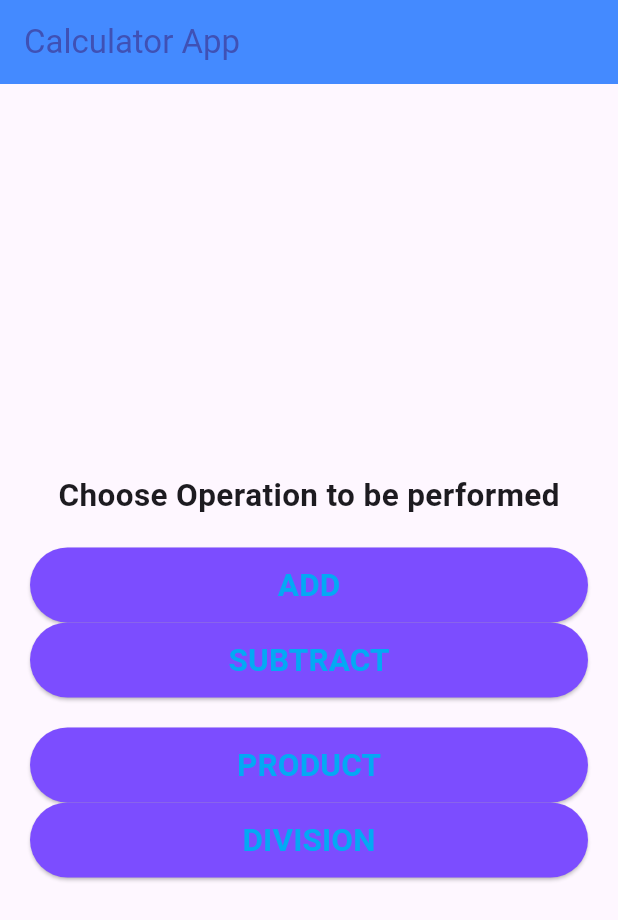
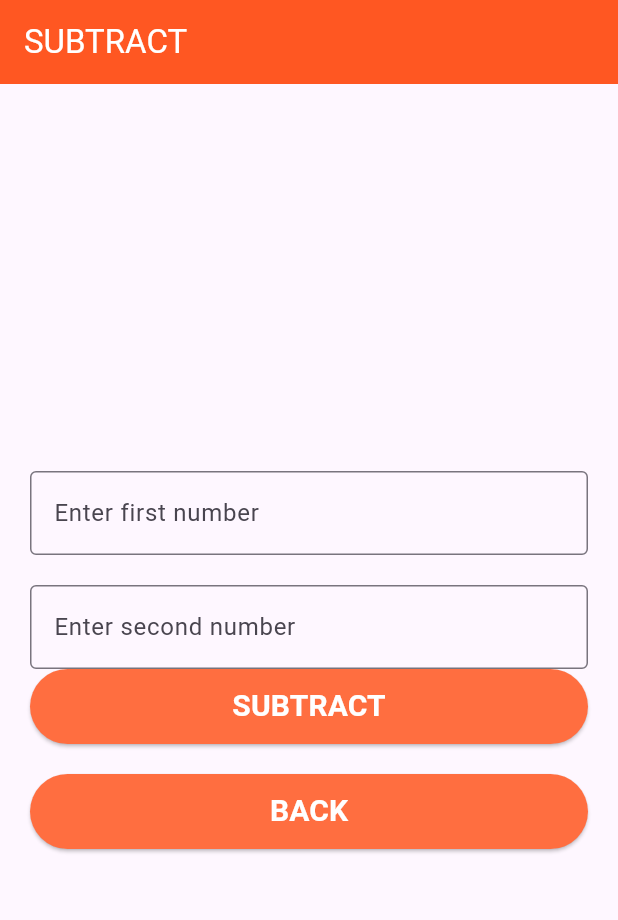
Before and after one commit to swadhi03/calculator_flutter_app, a Flutter app: the screen it shows after launch, after a tap on "SUBTRACT", on a phone screen of 412 x 824 dp. Shown: the top 920 px of the screen. Run offline on Flutter 3.47's test engine with Material 3 defaults, Android fonts, the phone set to English and light mode, and no system bars.

```diff
--- a/lib/pages/home.dart
+++ b/lib/pages/home.dart
@@ -1,4 +1,5 @@
 import 'package:calculator_app/pages/add.dart';
+import 'package:calculator_app/pages/subtract.dart';
 import 'package:flutter/cupertino.dart';
 import 'package:flutter/material.dart';
 
@@ -41,14 +42,18 @@ class HomePAge extends StatelessWidget {
                 ),
               ),
             ),
-            SizedBox(height: 50,
-            width: 400,
-            child: ElevatedButton(
+            SizedBox(height: 20,),
+            SizedBox(
+              height: 50,
+              width: 400,
+              child: ElevatedButton(
               style:
                 ElevatedButton.styleFrom(
                   backgroundColor: Colors.deepPurpleAccent,
                 ),
-              onPressed: (){},
+              onPressed: (){
+                Navigator.push(context, MaterialPageRoute(builder: (context)=> SubtractPage()));
+              },
               child: Text(
                 "SUBTRACT",
                 style: TextStyle(
@@ -67,7 +72,9 @@ class HomePAge extends StatelessWidget {
                 style: ElevatedButton.styleFrom(
                   backgroundColor: Colors.deepPurpleAccent
                 ),
-                onPressed: (){} ,
+                onPressed: (){
+
+                } ,
                 child: Text(
                   "PRODUCT",
                   style: TextStyle(
@@ -78,6 +85,7 @@ class HomePAge extends StatelessWidget {
                 ),
               ),
             ),
+            SizedBox(height: 20,),
             SizedBox(
               height: 50,
               width: 400,
--- /dev/null
+++ b/lib/pages/subtract.dart
@@ -0,0 +1,82 @@
+import 'package:flutter/material.dart';
+
+class SubtractPage extends StatelessWidget {
+  const SubtractPage({super.key});
+
+  @override
+  Widget build(BuildContext context) {
+    return MaterialApp(
+      debugShowCheckedModeBanner: false,
+      home: Scaffold(
+        appBar: AppBar(
+          title: Text(
+            "SUBTRACT",
+            style: TextStyle(
+              color: Colors.white,
+            ),
+          ),
+          backgroundColor: Colors.deepOrange,
+        ),
+        body: Padding(padding: const EdgeInsets.all(20.0),
+          child: Column(
+            mainAxisAlignment: MainAxisAlignment.center,
+            children: [
+              TextField(
+                decoration: InputDecoration(
+                  labelText: "Enter first number",
+                  border: OutlineInputBorder(),
+                ),
+                keyboardType: TextInputType.number,
+              ),
+              SizedBox(height: 20,),
+              TextField(
+                decoration: InputDecoration(
+                  labelText: "Enter second number",
+                  border: OutlineInputBorder()
+                ),
+                keyboardType: TextInputType.number,
+              ),
+              SizedBox(
+                width: 400,
+                height: 50,
+                child: ElevatedButton(
+                  onPressed: () {},
+                  child: Text(
+                    "SUBTRACT",
+                    style: TextStyle(
+                      color: Colors.white,
+                      fontSize: 20,
+                      fontWeight: FontWeight.bold),
+                    ),
+                  style: ElevatedButton.styleFrom(
+                    backgroundColor: Colors.deepOrangeAccent
+                  ),
+                  ),
+                ),
+              SizedBox(height: 20,),
+              SizedBox(
+                width: 400,
+                height: 50,
+                child: ElevatedButton(
+                  onPressed: () {
+                    Navigator.pop(context);
+                  },
+                  child: Text(
+                    "BACK",
+                    style: TextStyle(
+                      color: Colors.white,
+                      fontSize: 20,
+                      fontWeight: FontWeight.bold),
+                    ),
+                  style: ElevatedButton.styleFrom(
+                    backgroundColor: Colors.deepOrangeAccent
+                  ),
+                    ),
+                  ),
+            ],
+          ),
+        ),
+      ),
+    );
+  }
+}
```
